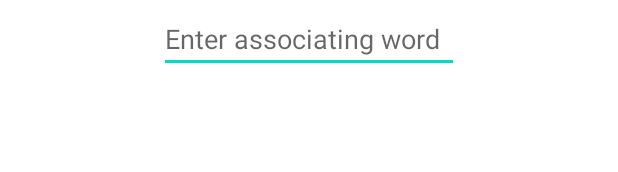
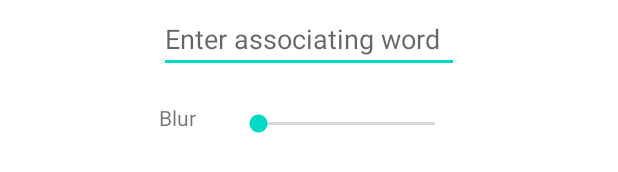
Before and after one commit to Dima-Muzychenko/RGR, an Android app: the layout activity_main.xml on its own in the app's theme, with its tools: preview values and no code run, on a phone screen of 412 x 824 dp. Shown: the part 571-743 px from the top of the screen. Run offline under Robolectric (Android 15) with nearby library versions, the phone set to English and light mode, and no system bars.

```diff
--- a/app/src/main/java/com/example/rgr/MainActivity.kt
+++ b/app/src/main/java/com/example/rgr/MainActivity.kt
@@ -3,14 +3,13 @@ package com.example.rgr
 import android.graphics.Bitmap
 import androidx.appcompat.app.AppCompatActivity
 import android.os.Bundle
+import androidx.core.view.isVisible
 import com.bumptech.glide.Glide
 import com.bumptech.glide.load.MultiTransformation
 import com.bumptech.glide.load.engine.DiskCacheStrategy
-import com.bumptech.glide.load.resource.bitmap.CircleCrop
 import com.bumptech.glide.request.RequestOptions
 import com.example.rgr.databinding.ActivityMainBinding
 import jp.wasabeef.glide.transformations.BlurTransformation
-import jp.wasabeef.glide.transformations.RoundedCornersTransformation
 import java.net.URLEncoder
 import java.nio.charset.StandardCharsets
 
@@ -30,6 +29,7 @@ class MainActivity : AppCompatActivity() {
         }
     }
 
+
     private fun onGetRandomImage():Boolean {
         var key = binding.editText.text.toString()
         if(key.isBlank()){
@@ -37,20 +37,18 @@ class MainActivity : AppCompatActivity() {
             return true
         }
 
+        val multi = MultiTransformation<Bitmap>(
+            BlurTransformation(binding.seekBarBlur.progress.toInt())//наскільки сильно заблюрювати
+        )
+
         var enkodedAssociatingWord = URLEncoder.encode(key, StandardCharsets.UTF_8.name())
         Glide.with(this)
             .load("https://source.unsplash.com/random/800x600?$enkodedAssociatingWord")
             .skipMemoryCache(true)
             .diskCacheStrategy(DiskCacheStrategy.NONE)//щоб не видавалася постійно 1 й та сама фотка
+            .apply (RequestOptions.bitmapTransform(multi))
             .into(binding.testImage)
         return false
     }
 
-    //        val multi = MultiTransformation<Bitmap>(
-//            BlurTransformation(25),
-//            RoundedCornersTransformation(128, 0, RoundedCornersTransformation.CornerType.BOTTOM)
-//        )
-//        Glide.with(this).load("https://source.unsplash.com/random/800x600")
-//            .apply(RequestOptions.bitmapTransform(multi))
-//            .into(binding.testImage)
 }
--- a/app/src/main/res/layout/activity_main.xml
+++ b/app/src/main/res/layout/activity_main.xml
@@ -45,4 +45,29 @@
         app:layout_constraintTop_toBottomOf="@id/getRandomImageButton"
         />
 
+    <!--thumb - початкове розміщення -->
+
+    <SeekBar
+        android:id="@+id/seekBarBlur"
+        android:layout_width="150dp"
+        android:layout_height="28dp"
+        android:layout_marginTop="20dp"
+        android:max="30"
+        app:layout_constraintEnd_toEndOf="@id/editText"
+        app:layout_constraintStart_toEndOf="@id/blurValue"
+        app:layout_constraintTop_toBottomOf="@id/editText" />
+
+
+    <TextView
+        android:id="@+id/blurValue"
+        android:layout_width="50dp"
+        android:layout_height="28dp"
+        android:layout_marginTop="20dp"
+        android:text="@string/blur"
+        app:layout_constraintEnd_toStartOf="@id/seekBarBlur"
+        app:layout_constraintStart_toStartOf="@id/editText"
+        app:layout_constraintTop_toBottomOf="@id/editText" />
+
+
+
 </androidx.constraintlayout.widget.ConstraintLayout>
--- a/app/src/main/res/values/strings.xml
+++ b/app/src/main/res/values/strings.xml
@@ -3,4 +3,6 @@
     <string name="enter_association_world">Enter association world</string>
     <string name="get_random_image">Get random image</string>
     <string name="enter_associating_word">Enter associating word</string>
+    <string name="blur">Blur</string>
+    <string name="change_photo">Change photo</string>
 </resources>
```
